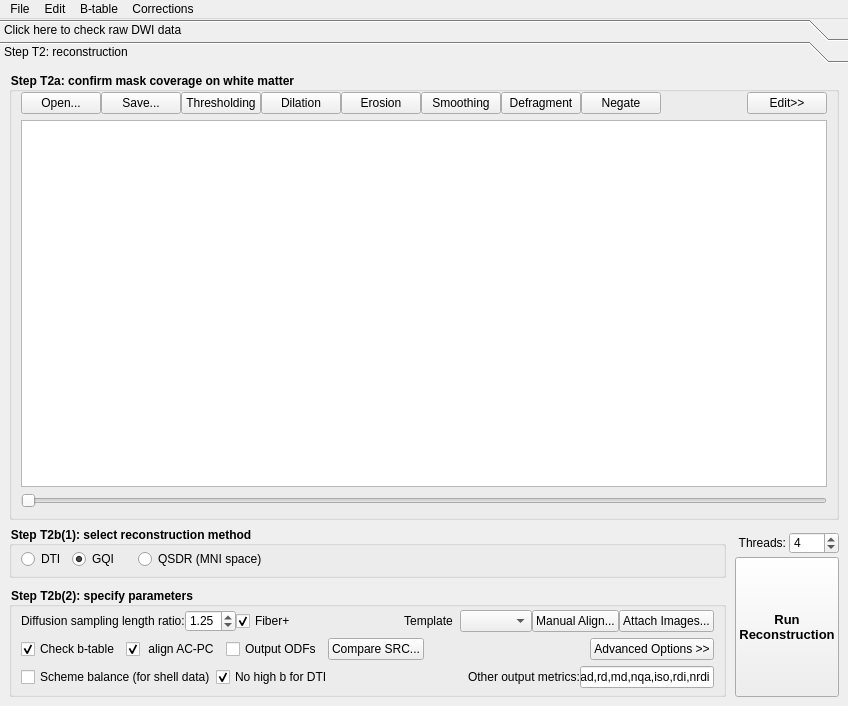
Above: reconstruction/reconstruction_window.ui from frankyeh/DSI-Studio before the change. Below: the same form after it.
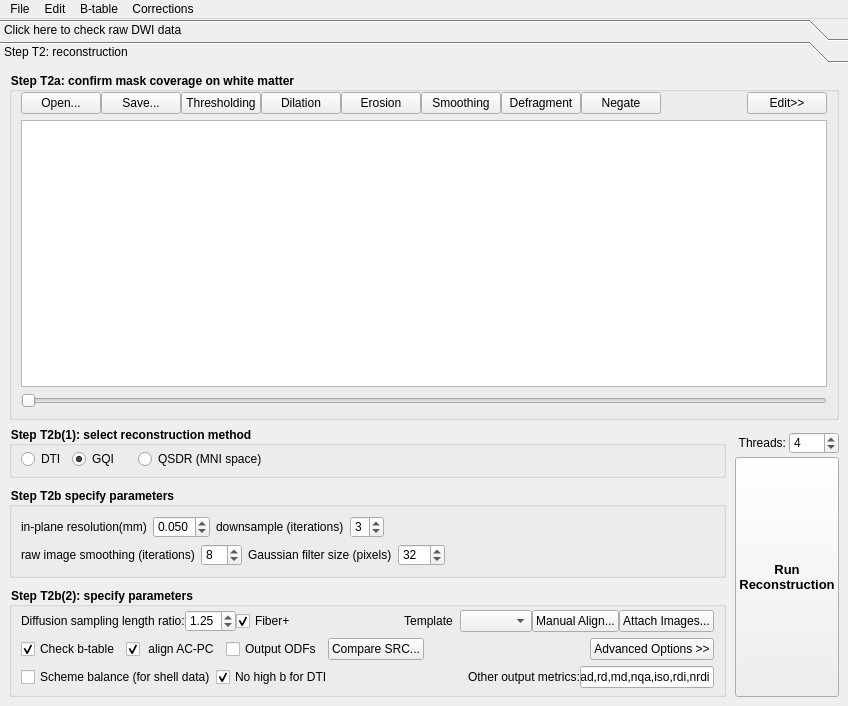
That is the form after the change. Icons and pictures are not drawn.

```diff
--- a/reconstruction/reconstruction_window.ui
+++ b/reconstruction/reconstruction_window.ui
@@ -639,7 +639,145 @@
              </widget>
             </item>
             <item>
-             <widget class="QGroupBox" name="Output">
+             <widget class="QGroupBox" name="hist_param_group">
+              <property name="title">
+               <string>Step T2b specify parameters</string>
+              </property>
+              <layout class="QVBoxLayout" name="verticalLayout_14">
+               <item>
+                <layout class="QHBoxLayout" name="horizontalLayout">
+                 <item>
+                  <widget class="QLabel" name="label_3">
+                   <property name="text">
+                    <string>in-plane resolution(mm)</string>
+                   </property>
+                  </widget>
+                 </item>
+                 <item>
+                  <widget class="QDoubleSpinBox" name="hist_resolution">
+                   <property name="decimals">
+                    <number>3</number>
+                   </property>
+                   <property name="minimum">
+                    <double>0.001000000000000</double>
+                   </property>
+                   <property name="maximum">
+                    <double>0.500000000000000</double>
+                   </property>
+                   <property name="singleStep">
+                    <double>0.050000000000000</double>
+                   </property>
+                   <property name="value">
+                    <double>0.050000000000000</double>
+                   </property>
+                  </widget>
+                 </item>
+                 <item>
+                  <widget class="QLabel" name="label_2">
+                   <property name="text">
+                    <string>downsample (iterations)</string>
+                   </property>
+                  </widget>
+                 </item>
+                 <item>
+                  <widget class="QSpinBox" name="hist_downsampling">
+                   <property name="toolTip">
+                    <string>&lt;html&gt;&lt;head/&gt;&lt;body&gt;&lt;p&gt;Each downsampling reduced the resolution by two fold.&lt;/p&gt;&lt;/body&gt;&lt;/html&gt;</string>
+                   </property>
+                   <property name="minimum">
+                    <number>0</number>
+                   </property>
+                   <property name="maximum">
+                    <number>8</number>
+                   </property>
+                   <property name="value">
+                    <number>3</number>
+                   </property>
+                  </widget>
+                 </item>
+                 <item>
+                  <spacer name="horizontalSpacer_3">
+                   <property name="orientation">
+                    <enum>Qt::Horizontal</enum>
+                   </property>
+                   <property name="sizeHint" stdset="0">
+                    <size>
+                     <width>40</width>
+                     <height>20</height>
+                    </size>
+                   </property>
+                  </spacer>
+                 </item>
+                </layout>
+               </item>
+               <item>
+                <layout class="QHBoxLayout" name="horizontalLayout_8">
+                 <property name="topMargin">
+                  <number>0</number>
+                 </property>
+                 <item>
+                  <widget class="QLabel" name="label_5">
+                   <property name="text">
+                    <string>raw image smoothing (iterations)</string>
+                   </property>
+                  </widget>
+                 </item>
+                 <item>
+                  <widget class="QSpinBox" name="hist_raw_smoothing">
+                   <property name="maximum">
+                    <number>12</number>
+                   </property>
+                   <property name="singleStep">
+                    <number>2</number>
+                   </property>
+                   <property name="value">
+                    <number>8</number>
+                   </property>
+                  </widget>
+                 </item>
+                 <item>
+                  <widget class="QLabel" name="label_4">
+                   <property name="text">
+                    <string>Gaussian filter size (pixels)</string>
+                   </property>
+                  </widget>
+                 </item>
+                 <item>
+                  <widget class="QSpinBox" name="hist_gaussian">
+                   <property name="minimum">
+                    <number>4</number>
+                   </property>
+                   <property name="maximum">
+                    <number>128</number>
+                   </property>
+                   <property name="singleStep">
+                    <number>8</number>
+                   </property>
+                   <property name="value">
+                    <number>32</number>
+                   </property>
+                  </widget>
+                 </item>
+                 <item>
+                  <spacer name="horizontalSpacer_9">
+                   <property name="orientation">
+                    <enum>Qt::Horizontal</enum>
+                   </property>
+                   <property name="sizeHint" stdset="0">
+                    <size>
+                     <width>40</width>
+                     <height>20</height>
+                    </size>
+                   </property>
+                  </spacer>
+                 </item>
+                </layout>
+               </item>
+              </layout>
+             </widget>
+            </item>
+            <item>
+             <widget class="QGroupBox" name="param_group">
               <property name="title">
                <string>Step T2b(2): specify parameters</string>
               </property>
```
Left out of the diff: 2 changed lines with no effect on the pictures.
